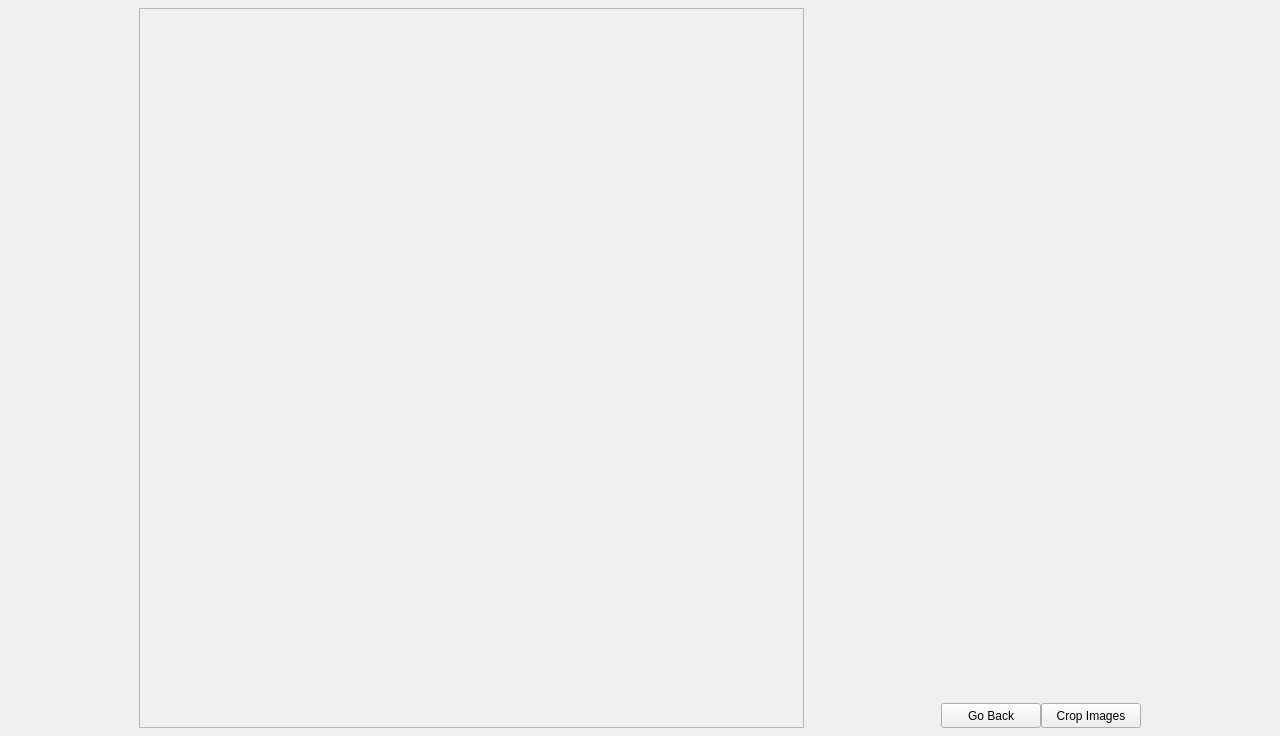
The window that WatermarkCropper/cropmenu.ui (vg16855/Ifunny-Watermark-Cropper) describes before a commit, drawn with Qt 5.
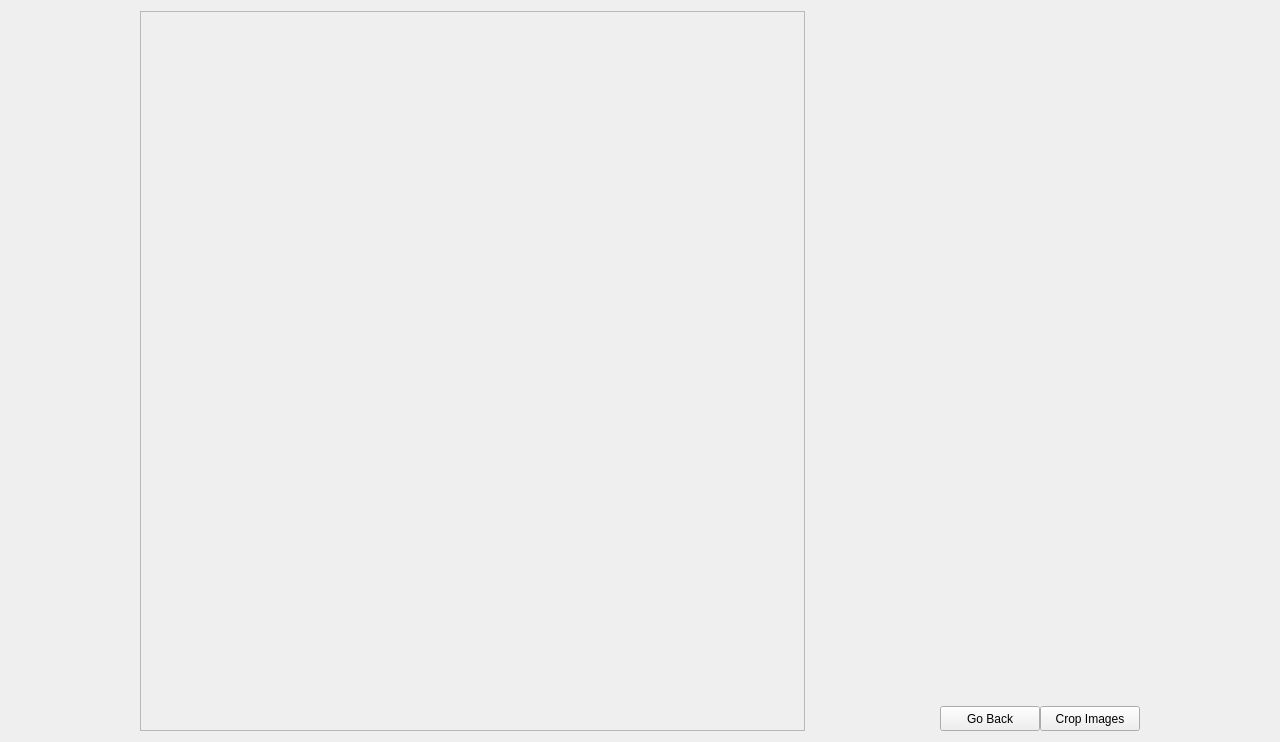
The same window after the commit.

Patch:
```diff
--- a/WatermarkCropper/cropmenu.ui
+++ b/WatermarkCropper/cropmenu.ui
@@ -7,30 +7,18 @@
     <x>0</x>
     <y>0</y>
     <width>1280</width>
-    <height>720</height>
+    <height>736</height>
    </rect>
   </property>
   <property name="windowTitle">
    <string>Form</string>
   </property>
   <layout class="QGridLayout" name="gridLayout">
-   <property name="leftMargin">
-    <number>8</number>
-   </property>
-   <property name="topMargin">
-    <number>8</number>
-   </property>
-   <property name="rightMargin">
-    <number>8</number>
-   </property>
-   <property name="bottomMargin">
-    <number>8</number>
-   </property>
    <item row="0" column="0" rowspan="2">
     <widget class="QScrollArea" name="scrollArea">
      <property name="minimumSize">
       <size>
-       <width>665</width>
+       <width>650</width>
        <height>720</height>
       </size>
      </property>
@@ -55,7 +43,7 @@
         <height>718</height>
        </rect>
       </property>
-      <layout class="QGridLayout" name="imageGridView" rowstretch="0" columnstretch="0" rowminimumheight="0" columnminimumwidth="0">
+      <layout class="QGridLayout" name="imageGridView" rowstretch="0" columnstretch="0">
        <property name="leftMargin">
         <number>10</number>
        </property>
@@ -75,10 +63,10 @@
      </widget>
     </widget>
    </item>
-   <item row="0" column="2">
+   <item row="0" column="1">
     <widget class="QWidget" name="widget" native="true"/>
    </item>
-   <item row="1" column="2">
+   <item row="1" column="1">
     <layout class="QHBoxLayout" name="horizontalLayout_2" stretch="0,0">
      <property name="spacing">
       <number>0</number>
```
